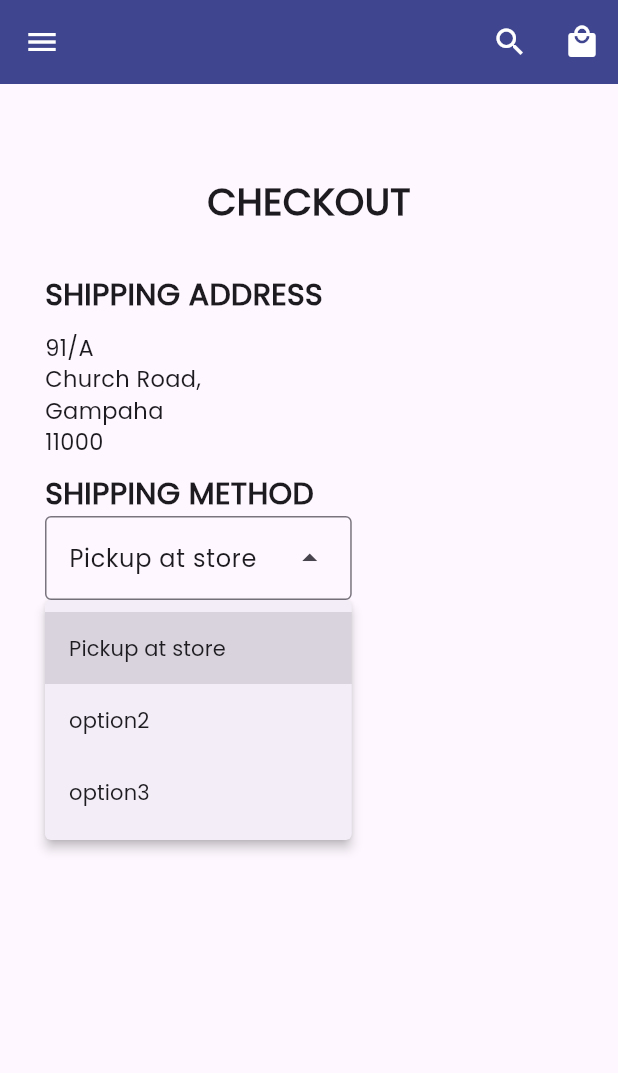
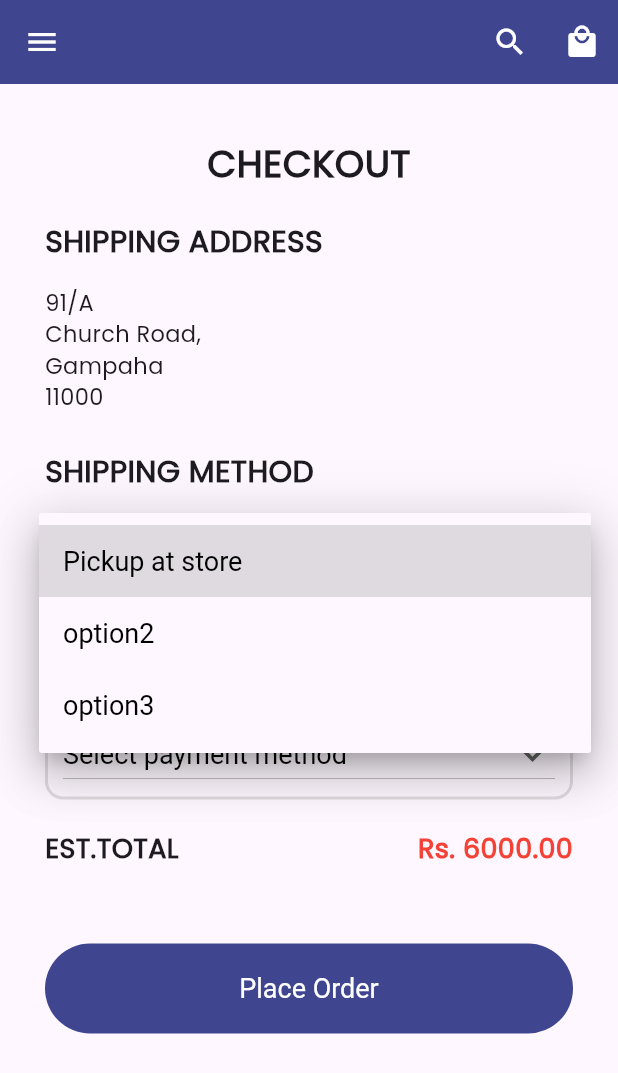
Before and after one commit to dushan6693/taprobuy_sample, a Flutter app: the BuyNow screen opened directly, after a tap on "Pickup at store", on a phone screen of 412 x 824 dp. Shown: the top 1073 px of the screen. Run offline on Flutter 3.47's test engine with Material 3 defaults, Android fonts, the phone set to English and light mode, and no system bars.

Commit message:
major changes

```diff
--- a/lib/items/ItemDrawer.dart
+++ b/lib/items/ItemDrawer.dart
@@ -30,15 +30,15 @@ class _ItemDrawerState extends State<ItemDrawer> {
             ),
           ),
           ListTile(
-            leading: Icon(Icons.home),
-            title: Text('Home'),
+            leading: Icon(Icons.account_circle),
+            title: Text('Profile'),
             onTap: () {
               Navigator.pop(context);
             },
           ),
           ListTile(
-            leading: Icon(Icons.settings),
-            title: Text('Settings'),
+            leading: Icon(Icons.list),
+            title: Text('Orders'),
             onTap: () {
               // Navigator.push(context, MaterialPageRoute(builder: (context) {
               //   return SignUp();
@@ -46,8 +46,22 @@ class _ItemDrawerState extends State<ItemDrawer> {
             },
           ),
           ListTile(
-            leading: Icon(Icons.group),
-            title: Text('Abot us'),
+            leading: Icon(Icons.notifications),
+            title: Text('Email notification'),
+            onTap: () {
+              Navigator.pop(context);
+            },
+          ),
+          ListTile(
+            leading: Icon(Icons.location_on),
+            title: Text('Shipping address'),
+            onTap: () {
+              Navigator.pop(context);
+            },
+          ),
+          ListTile(
+            leading: Icon(Icons.lock),
+            title: Text('Password'),
             onTap: () {
               Navigator.pop(context);
             },
--- a/lib/screens/BuyNow.dart
+++ b/lib/screens/BuyNow.dart
@@ -1,5 +1,6 @@
 import 'package:flutter/material.dart';
 import 'package:taprobuy/items/ItemDrawer.dart';
+import 'package:taprobuy/items/Styles.dart';
 
 import '../color_schemes.g.dart';
 
@@ -51,14 +52,15 @@ class _BuyNowState extends State<BuyNow> {
         ],
       ),
       drawer: const ItemDrawer(),
-      body: Container(
+      body: SingleChildScrollView(
+        child: Container(
           margin: const EdgeInsets.all(30.0),
           child: Column(
 
             crossAxisAlignment: CrossAxisAlignment.start,
             children: [
               Padding(
-              padding: const EdgeInsets.all(30.0),
+                padding: const EdgeInsets.only(top: 5.0),
                 child: Row(
                   mainAxisAlignment: MainAxisAlignment.center,
                   children: [
@@ -72,22 +74,25 @@ class _BuyNowState extends State<BuyNow> {
                   ],
                 ),
               ),
-            Text(
+              Container(
+                margin: EdgeInsets.only(top: 20.0),
+                child: Text(
                   "SHIPPING ADDRESS",
                   style: TextStyle(
                     fontSize: 20.0,
                     fontWeight: FontWeight.bold,
                   ),
                 ),
+              ),
               Container(
-              margin: EdgeInsets.only(top: 10.0),
+                margin: EdgeInsets.only(top: 15.0),
                 child: Text("91/A\nChurch Road,\nGampaha\n11000",style: TextStyle(
                   fontSize: 15.0,
 
                 ),),
               ),
               Container(
-              margin: EdgeInsets.only(top: 10.0),
+                margin: EdgeInsets.only(top: 25.0),
                 child: Text(
                   "SHIPPING METHOD",
                   style: TextStyle(
@@ -97,23 +102,39 @@ class _BuyNowState extends State<BuyNow> {
                 ),
               ),
               Container(
-              decoration: BoxDecoration(borderRadius: BorderRadius.circular(8.0)),
-              child: DropdownMenu<String>(
-                initialSelection: ship_method.first,
+                margin: EdgeInsets.only(top: 15.0,),
+                width: MediaQuery.of(context).size.width*0.9,
+                padding: EdgeInsets.only(left: 10.0,right: 10.0,top: 4.0,bottom: 4.0),
+                decoration: BoxDecoration(
+                  border: Border.all(color: Colors.black12,width: 2.0),
+                  borderRadius: BorderRadius.circular(12.0),
+                ),
 
-                onSelected: (String? value) {
+                child: DropdownButton<String>(
 
+                  value: shipValue,
+                  icon: Icon(Icons.keyboard_arrow_down),
+
+                  isExpanded: true,
+                  iconSize: 30,
+                  elevation: 16,
+                  style: TextStyle(color: Colors.black,fontSize: 18.0), // Text color
+
+
+                  items: ship_method.map<DropdownMenuItem<String>>((String value) {
+                    return DropdownMenuItem<String>(
+                      value: value,
+                      child: Text(value),
+                    );
+                  }).toList(), onChanged: (String? value) {
                   setState(() {
                     shipValue = value!;
                   });
                 },
-                dropdownMenuEntries: ship_method.map<DropdownMenuEntry<String>>((String value) {
-                  return DropdownMenuEntry<String>(value: value, label: value);
-                }).toList(),
                 ),
               ),
               Container(
-              margin: EdgeInsets.only(top: 10.0),
+                margin: EdgeInsets.only(top: 25.0),
                 child: Text(
                   "PAYMENT METHOD",
                   style: TextStyle(
@@ -122,7 +143,66 @@ class _BuyNowState extends State<BuyNow> {
                   ),
                 ),
               ),
+              Container(
+                margin: EdgeInsets.only(top: 15.0),
+                width: MediaQuery.of(context).size.width*0.9,
+                padding: EdgeInsets.only(left: 10.0,right: 10.0,top: 4.0,bottom: 4.0),
+                decoration: BoxDecoration(
+                  border: Border.all(color: Colors.black12,width: 2.0),
+                  borderRadius: BorderRadius.circular(12.0),
+                ),
+
+                child: DropdownButton<String>(
+
+                  value: payValue,
+                  icon: Icon(Icons.keyboard_arrow_down),
+
+                  isExpanded: true,
+                  iconSize: 30,
+                  elevation: 16,
+                  style: TextStyle(color: Colors.black,fontSize: 18.0), // Text color
+
+
+                  items: pay_method.map<DropdownMenuItem<String>>((String value) {
+                    return DropdownMenuItem<String>(
+                      value: value,
+                      child: Text(value),
+                    );
+                  }).toList(), onChanged: (String? value) {
+                  setState(() {
+                    payValue = value!;
+                  });
+                },
+                ),
+              ),
+              Row(
+                mainAxisAlignment: MainAxisAlignment.spaceBetween,
+                children: [
+                  Container( margin:EdgeInsets.only(top: 20.0),child: Text("EST.TOTAL" ,style: TextStyle(fontSize: 18.0,fontWeight: FontWeight.bold),)),
+                  Container(margin:EdgeInsets.only(top: 20.0),child: Text("Rs. ${6000.00.toStringAsFixed(2)}",style: TextStyle(fontSize: 18.0,fontWeight: FontWeight.bold,color: Colors.red),)),
                 ],
+              ),
+              Padding(
+                padding: const EdgeInsets.only(top: 50.0),
+                child: FilledButton(
+                  onPressed: () {
+                    // Navigator.push(context,
+                    //     MaterialPageRoute(builder: (context) {
+                    //       return Home();
+                    //     }));
+                  },
+                  child: Text(
+                    "Place Order",
+                  ),
+                  style: FilledButton.styleFrom(
+                      backgroundColor: k_primary,
+                      textStyle: TextStyle(fontSize: 18.0),
+                      minimumSize:
+                      Size(MediaQuery.of(context).size.width * 0.9, 60.0)),
+                ),
+              ),
+            ],
+          ),
         ),
       ),
     );
```
Lines whose indentation alone changed are shown as unchanged.
